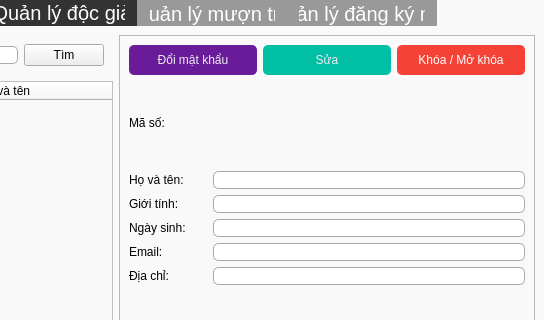
Old version of the form librarian.ui in the repository duydvu/Library; both pictures show x 313 to 857 and y 0 to 320 of the 857 by 572 pixel window.
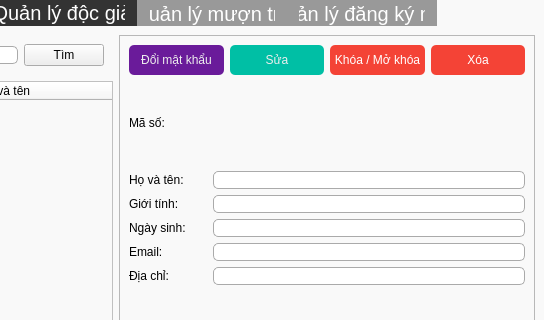
New version of the form. The open tabs and pages were chosen to show the change.

Commit message:
Add remove account and user feature
Remove feature is now added, fix some bugs

```diff
--- a/librarian.ui
+++ b/librarian.ui
@@ -1099,6 +1099,27 @@
                </property>
               </widget>
              </item>
+             <item>
+              <widget class="QPushButton" name="removeUser">
+               <property name="styleSheet">
+                <string notr="true">QPushButton{
+	height: 30px;
+	border-width: 0px;
+	border-radius: 5px;
+	background-color: #F44336;
+	color: #fff;
+	outline: none;
+	font: 15pt &quot;Myriad Pro Cond&quot;;
+}
+QPushButton:hover{
+	background-color: #EF5350;
+}</string>
+               </property>
+               <property name="text">
+                <string>Xóa</string>
+               </property>
+              </widget>
+             </item>
             </layout>
            </item>
            <item>
```
Left out of the diff: 19 changed lines with no effect on the pictures. The commit also changes 25 other files.
